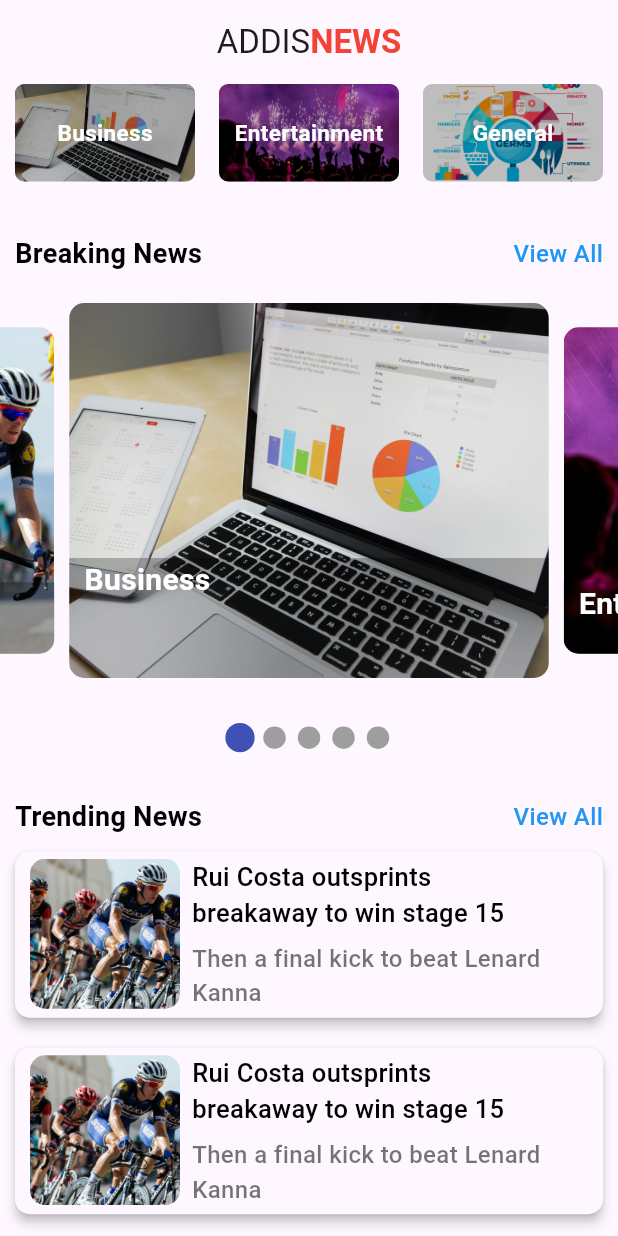
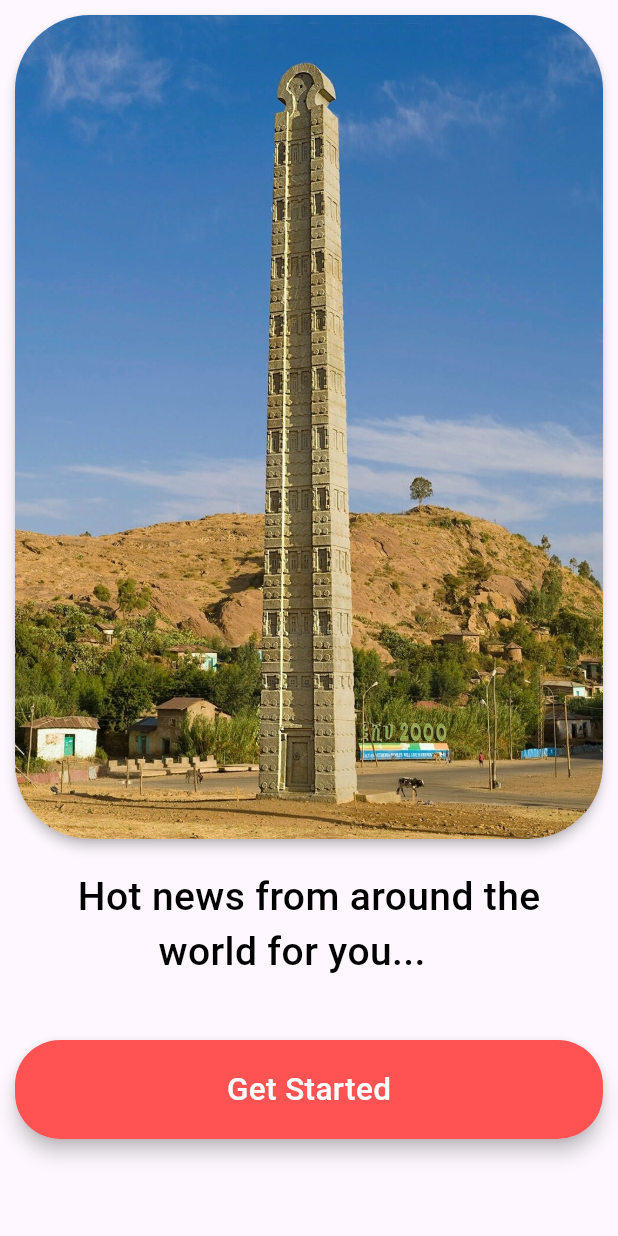
Before and after one commit to addiscodr/addis-news, a Flutter app: the screen it shows after launch, on a phone screen of 412 x 824 dp. Run offline on Flutter 3.47's test engine with Material 3 defaults, Android fonts, the phone set to English and light mode, and no system bars; drawn by our look-alikes of carousel_slider, smooth_page_indicator.

Commit message:
Add landing_page.dart and aksum.jpg to code base; Modify main.dart and home_page.dart

```diff
--- a/lib/main.dart
+++ b/lib/main.dart
@@ -1,4 +1,5 @@
 import 'package:addis_news/pages/home_page.dart';
+import 'package:addis_news/pages/landing_page.dart';
 import 'package:flutter/material.dart';
 
 void main() {
@@ -10,7 +11,7 @@ class MyApp extends StatelessWidget {
 
   @override
   Widget build(BuildContext context) {
-    return MaterialApp(debugShowCheckedModeBanner: false, home: HomePage());
+    return MaterialApp(debugShowCheckedModeBanner: false, home: LandingPage());
   }
 }
 
--- a/lib/pages/home_page.dart
+++ b/lib/pages/home_page.dart
@@ -36,7 +36,10 @@ class _HomePageState extends State<HomePage> {
             const Text("ADDIS"),
             const Text(
               "NEWS",
-              style: TextStyle(color: Colors.red, fontWeight: FontWeight.bold),
+              style: TextStyle(
+                color: Colors.redAccent,
+                fontWeight: FontWeight.bold,
+              ),
             ),
           ],
         ),
--- /dev/null
+++ b/lib/pages/landing_page.dart
@@ -0,0 +1,79 @@
+import 'package:addis_news/pages/home_page.dart';
+import 'package:flutter/material.dart';
+
+class LandingPage extends StatefulWidget {
+  const LandingPage({super.key});
+
+  @override
+  State<LandingPage> createState() => _LandingPageState();
+}
+
+class _LandingPageState extends State<LandingPage> {
+  @override
+  Widget build(BuildContext context) {
+    return Scaffold(
+      body: Container(
+        margin: EdgeInsets.symmetric(horizontal: 10, vertical: 10),
+        child: Column(
+          children: [
+            Material(
+              elevation: 3,
+              borderRadius: BorderRadius.circular(50),
+              child: ClipRRect(
+                borderRadius: BorderRadius.circular(50),
+                child: Image.asset(
+                  "assets/images/aksum.jpg",
+                  fit: BoxFit.cover,
+                  width: MediaQuery.of(context).size.width,
+                  height: MediaQuery.of(context).size.height / 1.5,
+                ),
+              ),
+            ),
+            const SizedBox(height: 20),
+            const Text(
+              "Hot news from around the\n        world for you...",
+              style: TextStyle(
+                color: Colors.black,
+                fontSize: 26,
+                fontWeight: FontWeight.w500,
+              ),
+            ),
+            const SizedBox(height: 40),
+            GestureDetector(
+              onTap: () {
+                Navigator.push(
+                  context,
+                  MaterialPageRoute(builder: (context) => HomePage()),
+                );
+              },
+              child: Container(
+                width: MediaQuery.of(context).size.width,
+                child: Material(
+                  borderRadius: BorderRadius.circular(30),
+                  elevation: 5,
+                  child: Container(
+                    padding: EdgeInsets.symmetric(vertical: 18),
+                    decoration: BoxDecoration(
+                      color: Colors.redAccent,
+                      borderRadius: BorderRadius.circular(30),
+                    ),
+                    child: Center(
+                      child: Text(
+                        "Get Started",
+                        style: TextStyle(
+                          color: Colors.white,
+                          fontSize: 21,
+                          fontWeight: FontWeight.w500,
+                        ),
+                      ),
+                    ),
+                  ),
+                ),
+              ),
+            ),
+          ],
+        ),
+      ),
+    );
+  }
+}
```
Also changed, not shown: assets/images/aksum.jpg (added).
